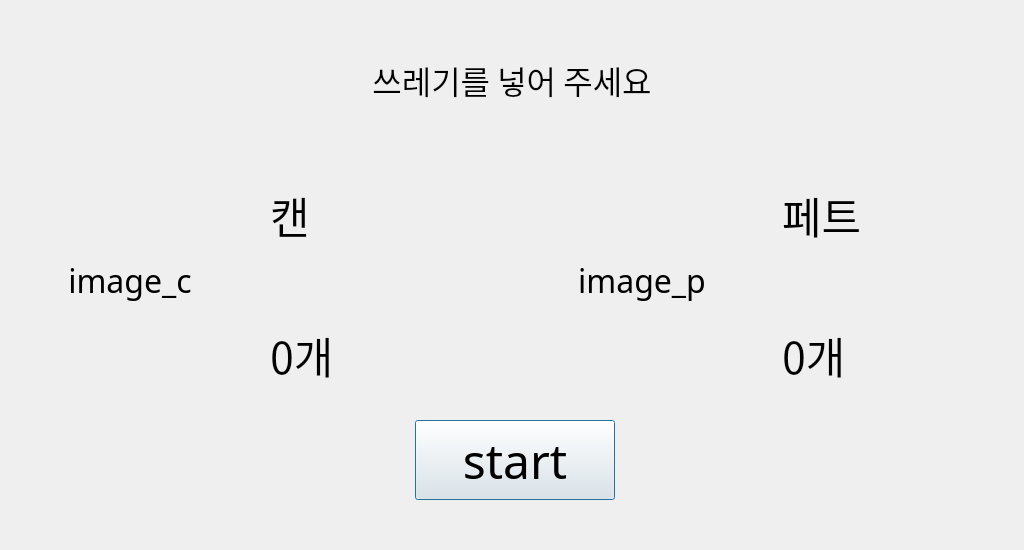
YeonsangYoon/embedded-system-project, file src/untitled.ui: the form before one commit.
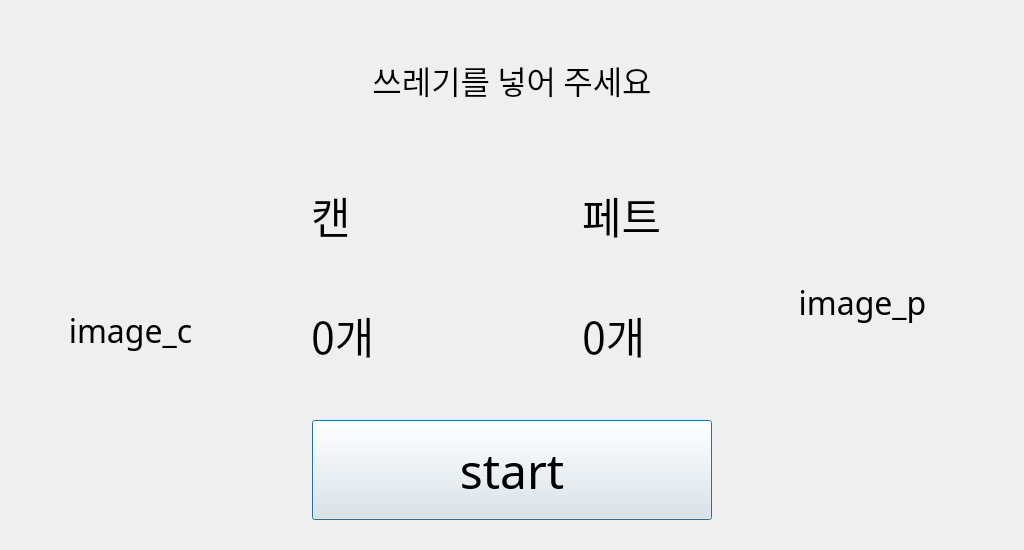
The form after the commit.

Commit message: ui can,pet image add

```diff
--- a/src/untitled.ui
+++ b/src/untitled.ui
@@ -60,7 +60,7 @@
    <widget class="QLabel" name="label_2">
     <property name="geometry">
      <rect>
-      <x>270</x>
+      <x>311</x>
       <y>180</y>
       <width>100</width>
       <height>70</height>
@@ -78,7 +78,7 @@
    <widget class="QLabel" name="label_3">
     <property name="geometry">
      <rect>
-      <x>782</x>
+      <x>582</x>
       <y>180</y>
       <width>100</width>
       <height>70</height>
@@ -96,8 +96,8 @@
    <widget class="QLabel" name="label_can_num">
     <property name="geometry">
      <rect>
-      <x>270</x>
-      <y>320</y>
+      <x>311</x>
+      <y>300</y>
       <width>140</width>
       <height>70</height>
      </rect>
@@ -114,8 +114,8 @@
    <widget class="QLabel" name="label_pet_num">
     <property name="geometry">
      <rect>
-      <x>782</x>
-      <y>320</y>
+      <x>582</x>
+      <y>300</y>
       <width>140</width>
       <height>70</height>
      </rect>
@@ -134,8 +134,8 @@
      <rect>
       <x>50</x>
       <y>200</y>
-      <width>160</width>
-      <height>160</height>
+      <width>161</width>
+      <height>260</height>
      </rect>
     </property>
     <property name="font">
@@ -153,10 +153,10 @@
    <widget class="QLabel" name="label_17">
     <property name="geometry">
      <rect>
-      <x>562</x>
-      <y>200</y>
-      <width>160</width>
-      <height>160</height>
+      <x>782</x>
+      <y>150</y>
+      <width>161</width>
+      <height>305</height>
      </rect>
     </property>
     <property name="font">
@@ -174,10 +174,10 @@
    <widget class="QPushButton" name="pbtn_start">
     <property name="geometry">
      <rect>
-      <x>415</x>
+      <x>312</x>
       <y>420</y>
-      <width>200</width>
-      <height>80</height>
+      <width>400</width>
+      <height>100</height>
      </rect>
     </property>
     <property name="font">
```
The commit also changes 3 other files.
